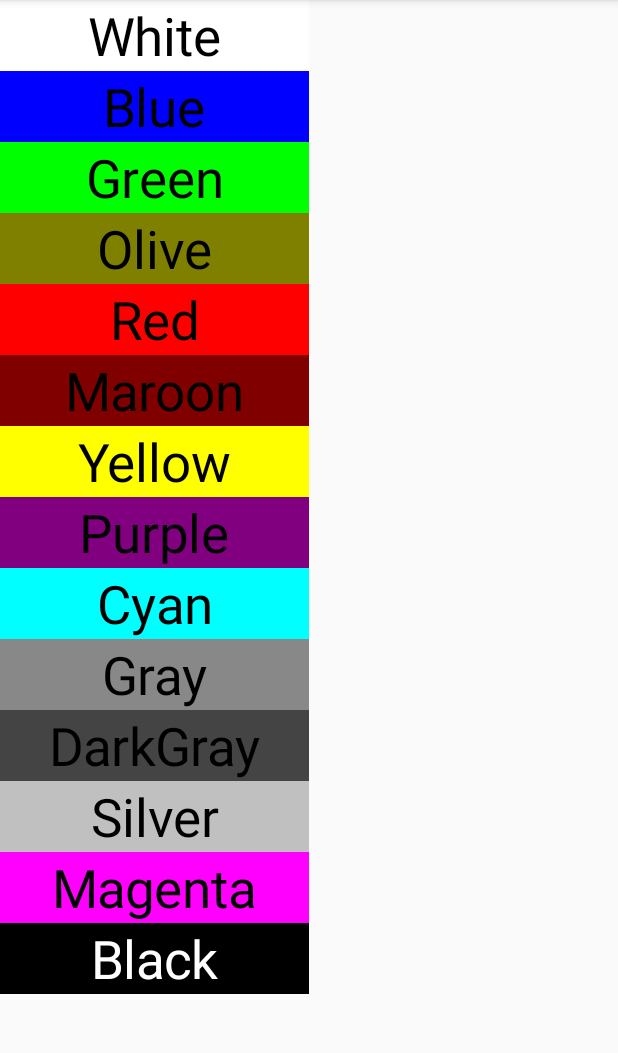
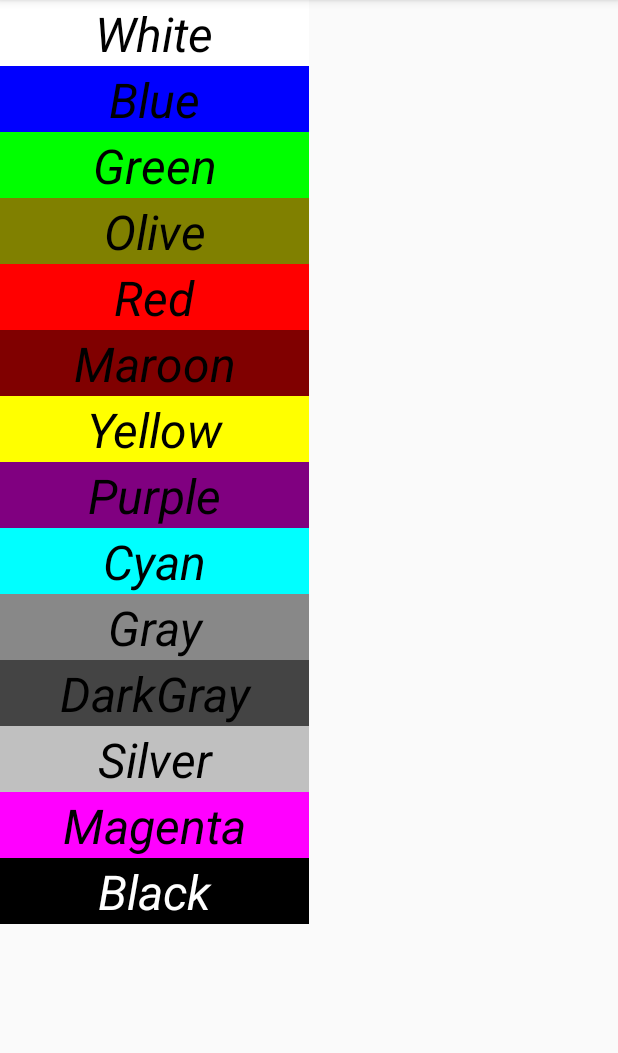
Before and after one commit to illphil610/PaletteActivity, an Android app: the screen it shows after launch (PaletteActivity), on a phone screen of 412 x 824 dp, the part 84-1137 px from its top. Run offline under Robolectric (Android 15) with nearby library versions, the phone set to English and light mode, and no system bars.

Commit message:
Changing layout to allow for two fragments instead of two activities

```diff
--- a/app/src/main/java/edu/temple/paletteactivity/MyAdapter.java
+++ b/app/src/main/java/edu/temple/paletteactivity/MyAdapter.java
@@ -2,6 +2,7 @@ package edu.temple.paletteactivity;
 
 import android.content.Context;
 import android.graphics.Color;
+import android.graphics.Typeface;
 import android.view.Gravity;
 import android.view.View;
 import android.view.ViewGroup;
@@ -49,7 +50,8 @@ public class MyAdapter extends BaseAdapter {
             textView.setTextColor(context.getResources().getColor(R.color.white));
         }
 
-        textView.setTextSize(35);
+        textView.setTextSize((float) 32.2);
+        textView.setTypeface(Typeface.SANS_SERIF, Typeface.ITALIC);
         textView.setBackgroundColor(Color.parseColor(actualColors[position]));
 
         return textView;
--- a/app/src/main/res/layout/fragment_pallette.xml
+++ b/app/src/main/res/layout/fragment_pallette.xml
@@ -7,7 +7,7 @@
     <GridView
         android:id="@+id/grid_view"
         android:layout_width="match_parent"
-        android:layout_height="wrap_content">
+        android:layout_height="match_parent">
     </GridView>
 
 </FrameLayout>
```
